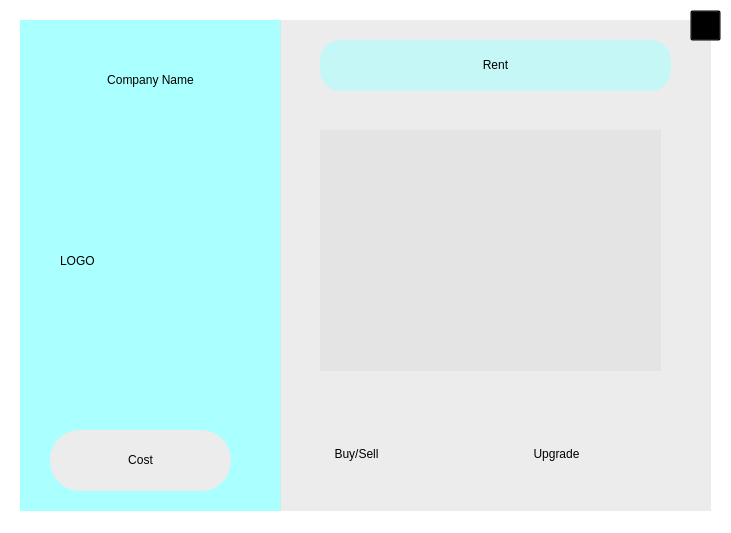
This is UI/token.ui in SivagiriVisakan/the-business-game as Qt 5 draws it before an edit. The edited form follows.
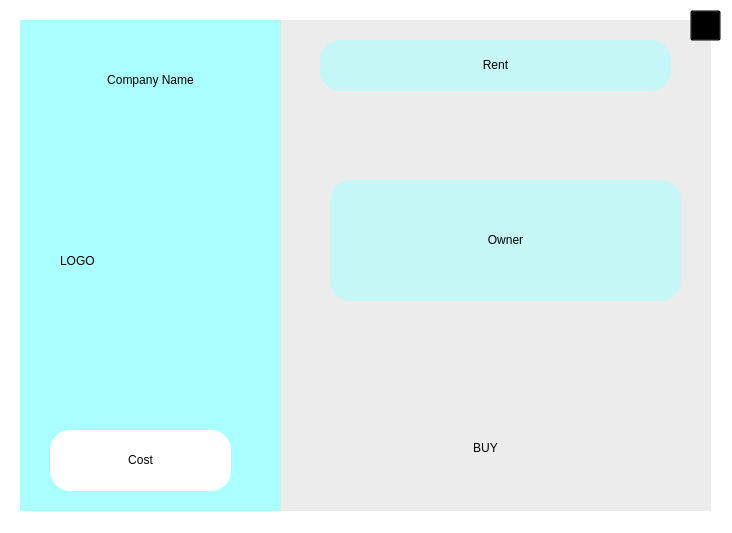
This is the edited form. Icons and pictures are not drawn.

Diff of the .ui file:
```diff
--- a/UI/token.ui
+++ b/UI/token.ui
@@ -6,7 +6,7 @@
    <rect>
     <x>0</x>
     <y>0</y>
-    <width>731</width>
+    <width>732</width>
     <height>533</height>
    </rect>
   </property>
@@ -53,7 +53,9 @@
      <enum>Qt::NoContextMenu</enum>
     </property>
     <property name="styleSheet">
-     <string notr="true">font: 75 18pt &quot;MS Shell Dlg 2&quot;;</string>
+     <string notr="true">background-color: rgba(170, 255, 255, 150);
+font: 18pt &quot;Segoe Print&quot;;
+border-radius:20px;</string>
     </property>
     <property name="text">
      <string>&lt;html&gt;&lt;head/&gt;&lt;body&gt;&lt;p align=&quot;center&quot;&gt;Company Name&lt;/p&gt;&lt;/body&gt;&lt;/html&gt;</string>
@@ -88,8 +90,9 @@
      <enum>Qt::NoContextMenu</enum>
     </property>
     <property name="styleSheet">
-     <string notr="true">border-radius:30px;
-background-color: rgb(236, 236, 236);</string>
+     <string notr="true">background-color: rgb(255, 255, 255);
+font: 20pt &quot;Segoe Print&quot;;
+border-radius:20px;</string>
     </property>
     <property name="frameShadow">
      <enum>QFrame::Raised</enum>
@@ -129,6 +132,7 @@
     </property>
     <property name="styleSheet">
      <string notr="true">background-color: rgba(170, 255, 255, 150);
+font: 20pt &quot;Segoe Print&quot;;
 border-radius:20px;</string>
     </property>
     <property name="text">
@@ -138,70 +142,46 @@
    <widget class="QPushButton" name="BuySell">
     <property name="geometry">
      <rect>
-      <x>30</x>
-      <y>420</y>
-      <width>93</width>
-      <height>28</height>
+      <x>130</x>
+      <y>407</y>
+      <width>151</width>
+      <height>41</height>
      </rect>
     </property>
     <property name="styleSheet">
      <string notr="true"> QPushButton {
      background-color: transparent;
-	border-radius:10px
+	border-radius:10px;
+	
+	font: 18pt &quot;Segoe Print&quot;;
  }
  QPushButton:pressed {
      background-color: rgb(224, 0, 0);     
  }
  QPushButton:hover {
-     background-color:  rgb(0, 0, 0);
+     background-color: rgb(170, 255, 255);
  }</string>
     </property>
     <property name="text">
-     <string>Buy/Sell</string>
+     <string>BUY</string>
     </property>
    </widget>
-   <widget class="QPushButton" name="Upgrade">
+   <widget class="QLabel" name="OwnerLabel">
     <property name="geometry">
      <rect>
-      <x>230</x>
-      <y>420</y>
-      <width>93</width>
-      <height>28</height>
+      <x>50</x>
+      <y>160</y>
+      <width>351</width>
+      <height>121</height>
      </rect>
     </property>
     <property name="styleSheet">
-     <string notr="true"> QPushButton {
-     background-color: transparent;
-	border-radius:10px
- }
- QPushButton:pressed {
-     background-color: rgb(224, 0, 0);     
- }
- QPushButton:hover {
-     background-color:  rgb(0, 0, 0);
- }</string>
+     <string notr="true">background-color: rgba(170, 255, 255, 150);
+font: 20pt &quot;Segoe Print&quot;;
+border-radius:20px;</string>
     </property>
     <property name="text">
-     <string>Upgrade</string>
-    </property>
-   </widget>
-   <widget class="QLabel" name="Levels">
-    <property name="geometry">
-     <rect>
-      <x>40</x>
-      <y>110</y>
-      <width>341</width>
-      <height>241</height>
-     </rect>
-    </property>
-    <property name="focusPolicy">
-     <enum>Qt::WheelFocus</enum>
-    </property>
-    <property name="contextMenuPolicy">
-     <enum>Qt::PreventContextMenu</enum>
-    </property>
-    <property name="text">
-     <string/>
+     <string>&lt;html&gt;&lt;head/&gt;&lt;body&gt;&lt;p align=&quot;center&quot;&gt;Owner&lt;/p&gt;&lt;/body&gt;&lt;/html&gt;</string>
     </property>
    </widget>
   </widget>
```
Left out of the diff: 2 changed lines with no effect on the pictures.
